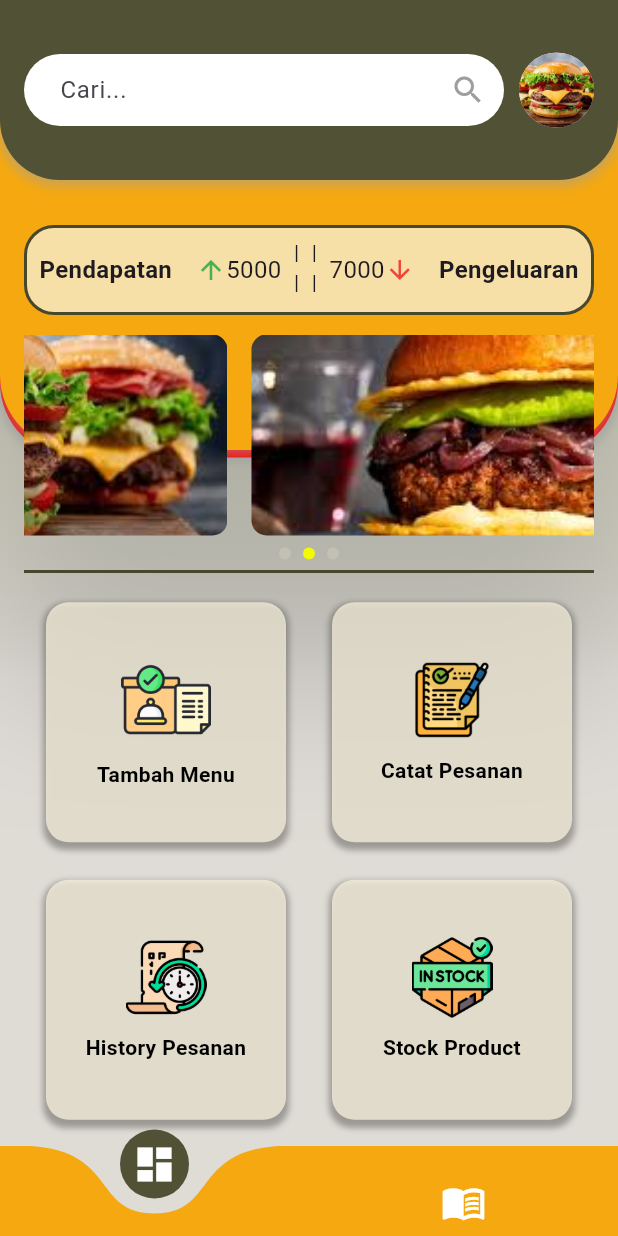
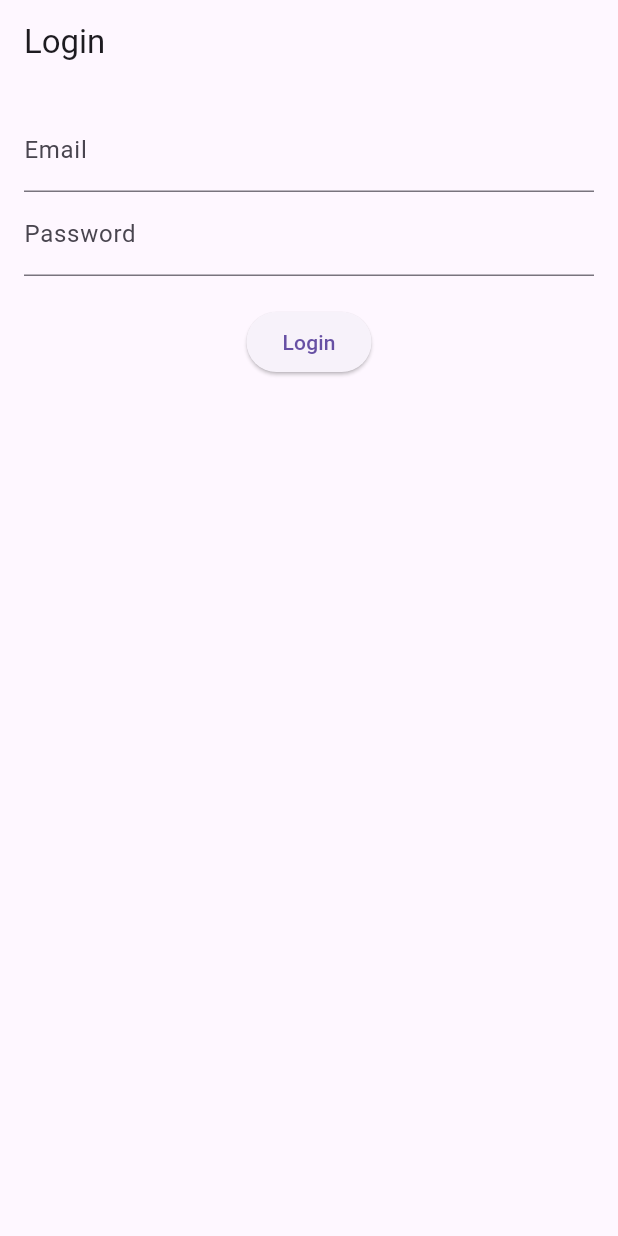
Before and after one commit to AryaWrdn/Chip_Poss, a Flutter app: the screen it shows after launch, on a phone screen of 412 x 824 dp. Run offline on Flutter 3.47's test engine with Material 3 defaults, Android fonts, the phone set to English and light mode, and no system bars; drawn by our look-alikes of curved_navigation_bar; our stand-ins replace cloud_firestore, connectivity_plus, firebase_auth, firebase_core, firebase_storage, image_picker and 1 more; accounts and stored records are empty.

Commit message:
Simpan perubahan sebelum melakukan pull

```diff
--- a/lib/database/db_helper.dart
+++ b/lib/database/db_helper.dart
@@ -20,7 +20,7 @@ class DatabaseHelper {
     String path = join(await getDatabasesPath(), 'products.db');
     return await openDatabase(
       path,
-      version: 2, // Ubah versi menjadi 2
+      version: 2,
       onCreate: (db, version) {
         return db.execute('''
         CREATE TABLE products(
@@ -55,7 +55,7 @@ class DatabaseHelper {
         name: maps[i]['name'],
         price: maps[i]['price'],
         stock: maps[i]['stock'],
-        imageUrl: maps[i]['imageUrl'], // Pastikan untuk mengembalikan imageUrl
+        imageUrl: maps[i]['imageUrl'],
       );
     });
   }
--- a/lib/database/product.dart
+++ b/lib/database/product.dart
@@ -3,7 +3,7 @@ class Product {
   String name;
   double price;
   int stock;
-  String? imageUrl; // Tambahkan ini
+  String? imageUrl;
 
   Product({
     this.id,
@@ -12,14 +12,13 @@ class Product {
     required this.stock,
     this.imageUrl,
   });
-
   Map<String, dynamic> toMap() {
     return {
       'id': id,
       'name': name,
       'price': price,
       'stock': stock,
-      'imageUrl': imageUrl, // Tambahkan ini
+      'imageUrl': imageUrl,
     };
   }
 }
--- /dev/null
+++ b/lib/login/login.dart
@@ -0,0 +1,58 @@
+import 'package:firebase_auth/firebase_auth.dart';
+import 'package:flutter/material.dart';
+import 'package:chip_pos/main.dart';
+
+class Login extends StatefulWidget {
+  @override
+  _LoginState createState() => _LoginState();
+}
+
+class _LoginState extends State<Login> {
+  final FirebaseAuth _auth = FirebaseAuth.instance;
+  final TextEditingController _emailController = TextEditingController();
+  final TextEditingController _passwordController = TextEditingController();
+
+  Future<void> _login() async {
+    try {
+      final UserCredential user = await _auth.signInWithEmailAndPassword(
+        email: _emailController.text,
+        password: _passwordController.text,
+      );
+      if (user.user != null) {
+        Navigator.of(context).pushReplacement(
+          MaterialPageRoute(builder: (context) => MainMenu()),
+        );
+      }
+    } catch (e) {
+      print("Login Error: $e");
+    }
+  }
+
+  @override
+  Widget build(BuildContext context) {
+    return Scaffold(
+      appBar: AppBar(title: Text('Login')),
+      body: Padding(
+        padding: const EdgeInsets.all(16.0),
+        child: Column(
+          children: [
+            TextField(
+              controller: _emailController,
+              decoration: InputDecoration(labelText: 'Email'),
+            ),
+            TextField(
+              controller: _passwordController,
+              decoration: InputDecoration(labelText: 'Password'),
+              obscureText: true,
+            ),
+            SizedBox(height: 20),
+            ElevatedButton(
+              onPressed: _login,
+              child: Text('Login'),
+            ),
+          ],
+        ),
+      ),
+    );
+  }
+}
--- a/lib/main.dart
+++ b/lib/main.dart
@@ -3,7 +3,9 @@ import 'package:chip_pos/navbttnbar/profile.dart';
 import 'package:chip_pos/styles/style.dart';
 import 'package:flutter/material.dart';
 import 'package:firebase_core/firebase_core.dart';
+import 'package:firebase_auth/firebase_auth.dart';
 import 'package:curved_navigation_bar/curved_navigation_bar.dart';
+import 'package:chip_pos/login/login.dart';
 
 void main() async {
   WidgetsFlutterBinding.ensureInitialized();
@@ -16,8 +18,12 @@ class MyApp extends StatelessWidget {
   Widget build(BuildContext context) {
     return MaterialApp(
       debugShowCheckedModeBanner: false,
-      home: MainMenu(),
+      home: _getInitialScreen(),
     );
+  }
+
+  Widget _getInitialScreen() {
+    return FirebaseAuth.instance.currentUser != null ? MainMenu() : Login();
   }
 }
 
--- a/lib/navbttnbar/menu.dart
+++ b/lib/navbttnbar/menu.dart
@@ -22,7 +22,6 @@ class _MenuState extends State<Menu> {
   @override
   void initState() {
     super.initState();
-    // Timer untuk auto-scroll setiap 3 detik
     _timer = Timer.periodic(const Duration(seconds: 7), (Timer timer) {
       if (_currentPage < 2) {
         _currentPage++;
@@ -166,7 +165,6 @@ class _MenuState extends State<Menu> {
                   child: Row(
                     mainAxisAlignment: MainAxisAlignment.spaceBetween,
                     children: [
-                      // Fitur Pencarian
                       Expanded(
                         child: TextField(
                           decoration: InputDecoration(
@@ -183,9 +181,7 @@ class _MenuState extends State<Menu> {
                           ),
                         ),
                       ),
-                      const SizedBox(
-                          width: 10), // Spasi antara TextField dan foto profil
-                      // Foto Profil
+                      const SizedBox(width: 10),
                       CircleAvatar(
                           radius: 25.0,
                           backgroundImage: AssetImage('assets/images/1.jpeg')
@@ -384,9 +380,12 @@ class _MenuState extends State<Menu> {
                       child: PageView(
                         controller: _pageController,
                         children: [
-                          imageCard('assets/images/1.jpeg'),
-                          imageCard('assets/images/2.jpeg'),
-                          imageCard('assets/images/3.jpeg'),
+                          imageCard(
+                              'https://www.sasa.co.id/medias/page_medias/Screen_Shot_2021-10-12_at_09_28_42.png'),
+                          imageCard(
+                              'https://www.blibli.com/friends-backend/wp-content/uploads/2023/08/COVER.jpg'),
+                          imageCard(
+                              'https://asset-2.tstatic.net/medan/foto/bank/images/burger-enak-di-medan.jpg'),
                         ],
                       ),
                     ),
@@ -500,7 +499,6 @@ class _MenuState extends State<Menu> {
     );
   }
 
-  // Widget untuk menampilkan gambar dengan border
   Widget imageCard(String imagePath) {
     return Padding(
       padding: const EdgeInsets.all(8.0),
@@ -509,7 +507,9 @@ class _MenuState extends State<Menu> {
         decoration: BoxDecoration(
           borderRadius: BorderRadius.circular(10),
           image: DecorationImage(
-            image: AssetImage(imagePath),
+            image: imagePath.startsWith('http')
+                ? NetworkImage(imagePath)
+                : AssetImage(imagePath) as ImageProvider,
             fit: BoxFit.cover,
           ),
         ),
@@ -517,7 +517,6 @@ class _MenuState extends State<Menu> {
     );
   }
 
-  // Widget untuk menampilkan menu box
   Widget menuBox(String title, Widget icon, VoidCallback onTap) {
     return GestureDetector(
       onTap: onTap,
--- a/pubspec.yaml
+++ b/pubspec.yaml
@@ -19,6 +19,7 @@ dependencies:
   intl: ^0.19.0
   image_picker: ^1.1.2
   firebase_storage: ^12.3.3
+  firebase_auth: ^5.3.1
 
 dev_dependencies:
   flutter_test:
```
Also changed, not shown: lib/page/history_page.dart (+7 -17 lines), lib/page/order_page.dart (+3 -5 lines), lib/page/product_page.dart (+0 -8 lines), pubspec.lock, 4 other files.
